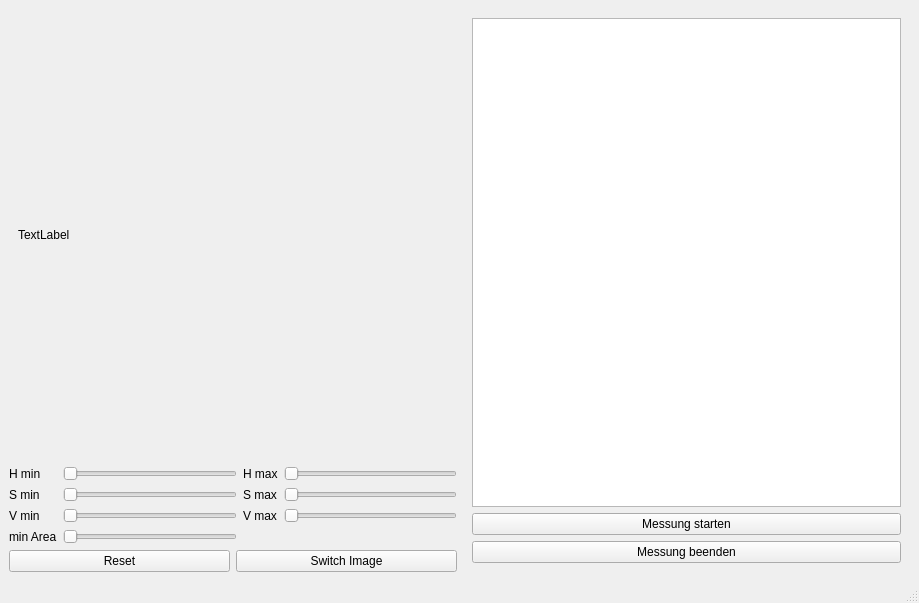
Above: Aufblaspruefstand_GUI.ui from BesTHB/Aufblaspruefstand before the change. Below: the same form after it.
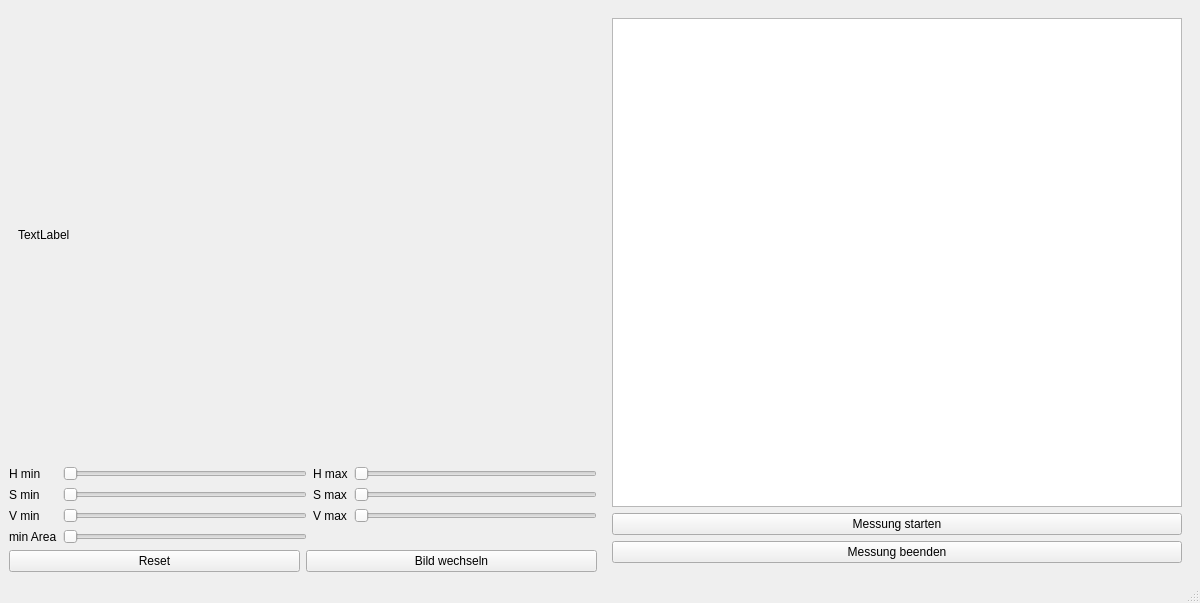
That is the form after the change. Custom widgets are drawn as their Qt base class.

Commit message: + Bildauswertung/Objekterkennung hinzugefuegt.

```diff
--- a/Aufblaspruefstand_GUI.ui
+++ b/Aufblaspruefstand_GUI.ui
@@ -6,7 +6,7 @@
    <rect>
     <x>0</x>
     <y>0</y>
-    <width>919</width>
+    <width>1200</width>
     <height>603</height>
    </rect>
   </property>
@@ -165,7 +165,7 @@
         <item row="0" column="1">
          <widget class="QPushButton" name="pushButtonSwitchImage">
           <property name="text">
-           <string>Switch Image</string>
+           <string>Bild wechseln</string>
           </property>
          </widget>
         </item>
```
Left out of the diff: 4 changed lines with no effect on the pictures. The commit also changes 1 other file.
